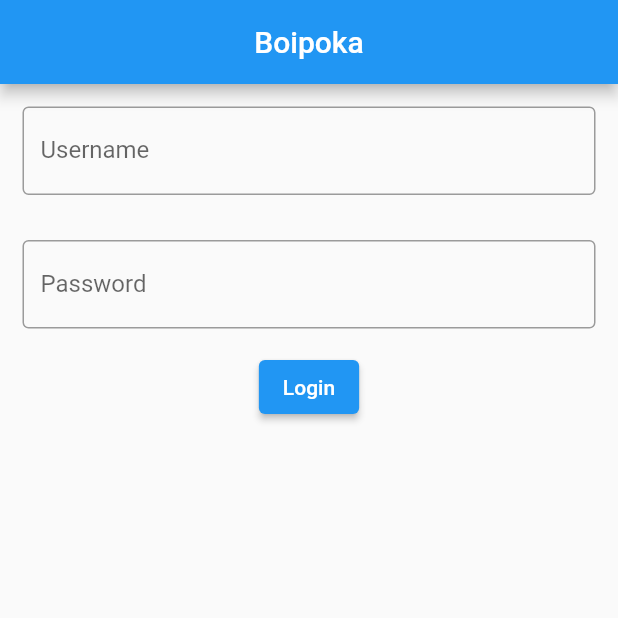
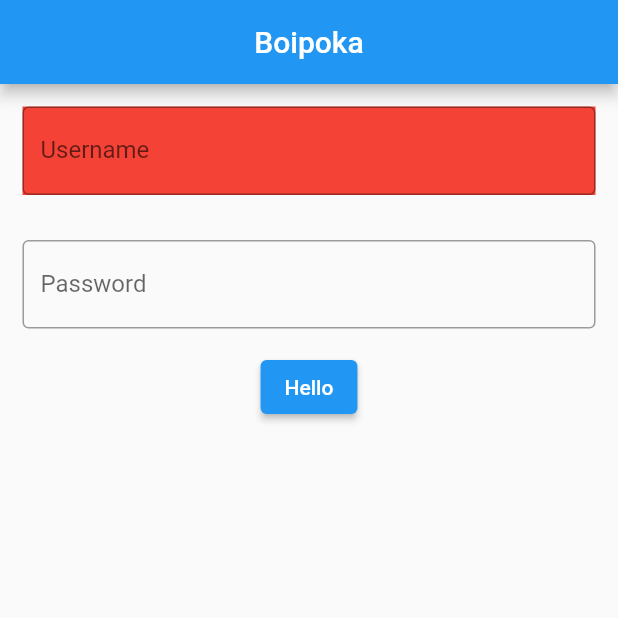
Before and after one commit to ShahriyarHussain/boipoka_mobile, a Flutter app: the screen it shows after launch, on a phone screen of 412 x 824 dp, the top half of it. Run offline on Flutter 3.47's test engine with Material 2 defaults, Android fonts, the phone set to English and light mode, and no system bars; our stand-ins replace flutter_secure_storage; missing offline and left inert: dart:ffi, dart:html.

Commit message:
Minor Improvements

```diff
--- a/lib/auth/login.dart
+++ b/lib/auth/login.dart
@@ -1,5 +1,6 @@
 import 'dart:convert';
 import 'dart:developer';
+import 'dart:html';
 import 'package:http/http.dart' as http;
 import 'package:flutter/material.dart';
 import 'package:flutter_secure_storage/flutter_secure_storage.dart';
@@ -47,6 +48,7 @@ class _LoginState extends State<Login> {
       children: [
         Container(
             margin: const EdgeInsets.all(15),
+            color: Colors.red,
             child: TextField(
               controller: nameController,
               decoration: const InputDecoration(
@@ -69,7 +71,7 @@ class _LoginState extends State<Login> {
           onPressed: () {
             sendLogin(nameController.text, passwordController.text);
           },
-          child: const Text("Login"),
+          child: const Text("Hello"),
         ),
         Container(
           margin: const EdgeInsets.only(top: 20),
```
